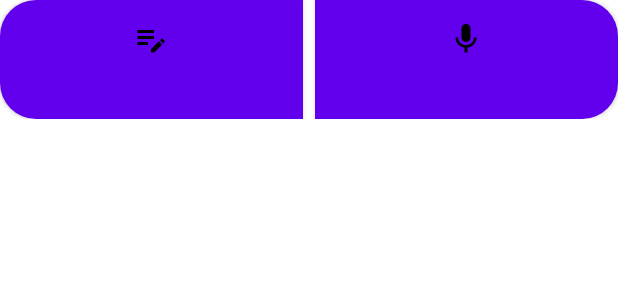
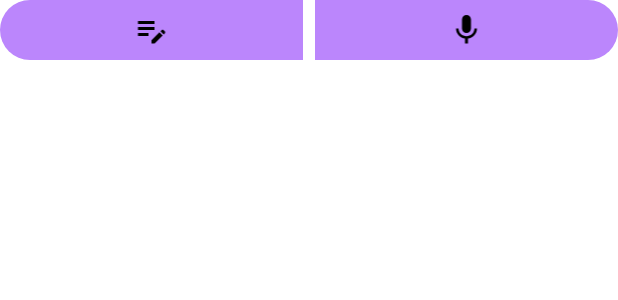
Before and after one commit to Fertion/QuickMDCapture, an Android app built with Jetpack Compose: the layout new_notification_layout.xml on its own in the app's theme, with its tools: preview values and no code run, on a phone screen of 412 x 824 dp. Shown: the top 300 px of the screen. Run offline under Robolectric (Android 15) with nearby library versions, the phone set to English and light mode, and no system bars.

Commit message:
corrected icon alignment and color

```diff
--- a/app/src/main/res/layout/new_notification_layout.xml
+++ b/app/src/main/res/layout/new_notification_layout.xml
@@ -4,18 +4,18 @@
     android:layout_height="wrap_content"
     android:orientation="horizontal">
 
-    <Button
+    <ImageView
         android:id="@+id/note_button"
         style="@style/NotificationButton.Left"
-        android:drawableTop="@drawable/baseline_edit_note_24"
-        android:gravity="center"
-        android:paddingTop="8dp" />
+        android:src="@drawable/baseline_edit_note_24"
+        android:scaleType="fitCenter"
+        android:padding="8dp"/>
 
-    <Button
+    <ImageView
         android:id="@+id/voice_input_button"
         style="@style/NotificationButton.Right"
-        android:drawableTop="@drawable/baseline_mic_24"
-        android:gravity="center"
-        android:paddingTop="8dp" />
+        android:src="@drawable/baseline_mic_24"
+        android:scaleType="fitCenter"
+        android:padding="8dp"/>
 
 </LinearLayout>
--- a/app/src/main/res/values/themes.xml
+++ b/app/src/main/res/values/themes.xml
@@ -38,7 +38,7 @@
         <item name="android:layout_width">0dp</item>
         <item name="android:layout_height">match_parent</item>
         <item name="android:layout_weight">1</item>
-        <item name="android:backgroundTint">@color/purple_500</item>
+        <item name="android:backgroundTint">@color/purple_200</item>
         <item name="android:padding">8dp</item>
     </style>
 
```
